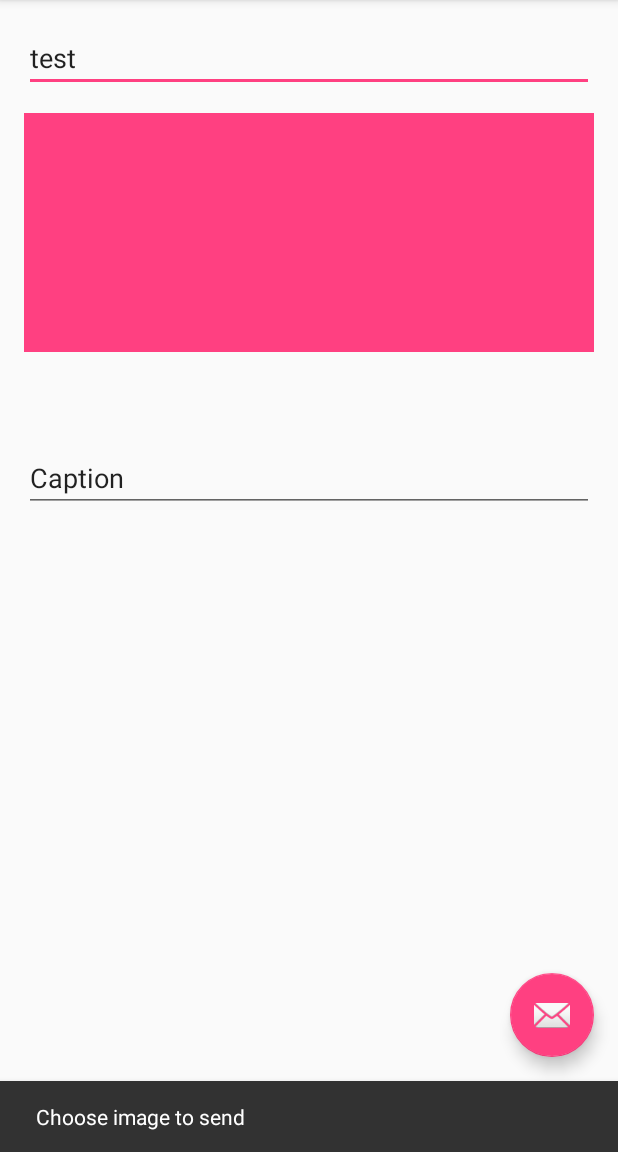
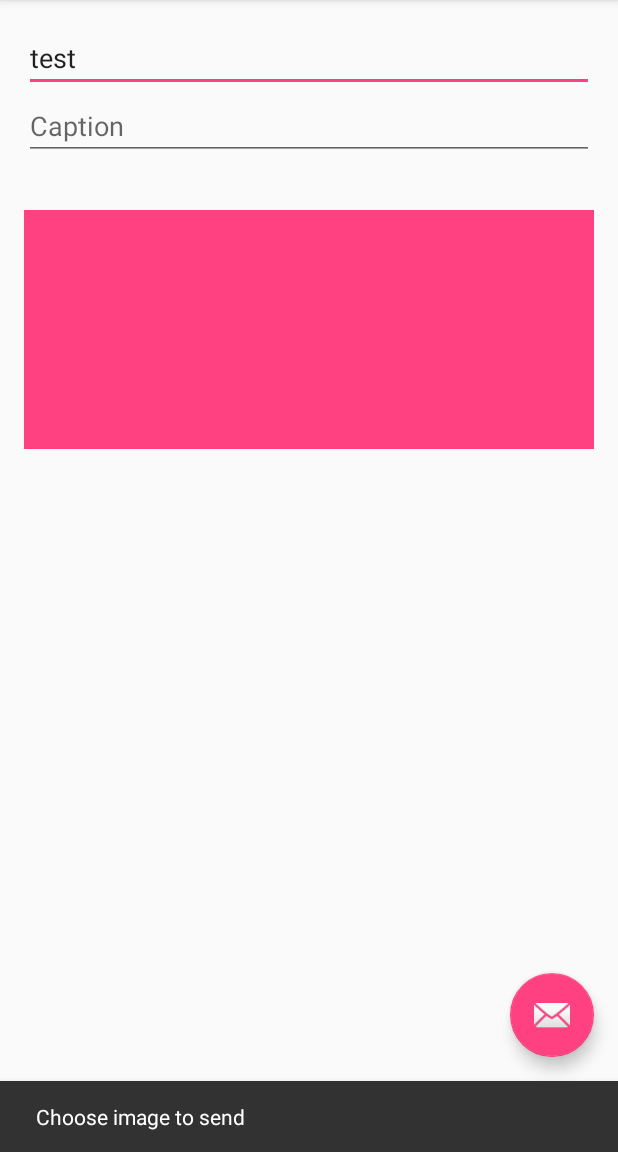
Before and after one commit to unlessquit/friggr-android, an Android app: the screen it shows after launch (SendToActivity), after a tap on an icon or button, on a phone screen of 412 x 824 dp, the part 84-1236 px from its top. Run offline under Robolectric (Android 15) with nearby library versions, the phone set to English and light mode, and no system bars; pictures from the network do not load.

Commit message:
reorder of caption field

```diff
--- a/app/src/main/java/com/unlessquit/friggr/SendToActivity.java
+++ b/app/src/main/java/com/unlessquit/friggr/SendToActivity.java
@@ -256,7 +256,7 @@ public class SendToActivity extends AppCompatActivity {
                     .addFormDataPart("photoFile", sourceFile.getName(),
                             RequestBody.create(MEDIA_TYPE_JPG, sourceFile))
                     .addFormDataPart("userId", userId)
-                    .addFormDataPart("description", params[2])
+                    .addFormDataPart("caption", params[2])
                     .build();
 
             Request request = new Request.Builder()
--- a/app/src/main/res/layout/content_send_to.xml
+++ b/app/src/main/res/layout/content_send_to.xml
@@ -24,7 +24,18 @@
             android:text="test"
             android:ems="10"
             android:id="@+id/user_id"
-            android:layout_alignParentEnd="true" />
+            android:layout_alignParentEnd="true"
+            android:hint="User ID" />
+
+        <EditText
+            android:layout_width="match_parent"
+            android:layout_height="wrap_content"
+            android:inputType="textPersonName"
+            android:ems="10"
+            android:id="@+id/captionText"
+            android:hint="Caption"
+            android:layout_below="@+id/user_id"
+            android:layout_alignParentStart="true" />
 
         <ImageView
             android:layout_width="match_parent"
@@ -34,9 +45,9 @@
             android:adjustViewBounds="false"
             android:minHeight="159dp"
             android:minWidth="50dp"
-            android:layout_below="@+id/user_id"
-            android:layout_alignParentStart="true"
-            android:layout_marginTop="14dp" />
+            android:layout_marginTop="33dp"
+            android:layout_below="@+id/captionText"
+            android:layout_alignParentStart="true" />
 
         <ImageView
             android:layout_width="match_parent"
@@ -47,17 +58,6 @@
             android:layout_alignBottom="@+id/imagePreview"
             android:layout_alignRight="@+id/imagePreview" />
 
-        <EditText
-            android:layout_width="match_parent"
-            android:layout_height="wrap_content"
-            android:inputType="textPersonName"
-            android:text="Caption"
-            android:ems="10"
-            android:id="@+id/captionText"
-            android:layout_below="@+id/status_Image"
-            android:layout_alignParentStart="true"
-            android:layout_marginTop="61dp" />
-
     </RelativeLayout>
 
 </RelativeLayout>
```
